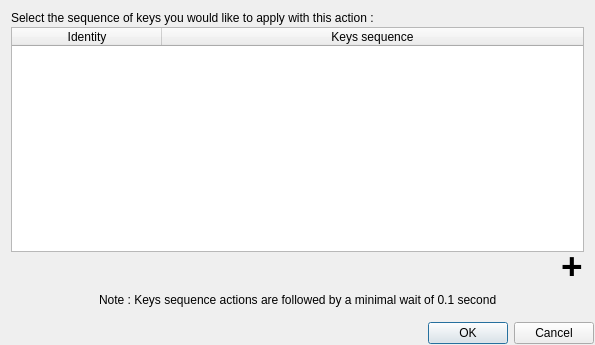
Before: the Qt Designer form ui/createactiondialog/CreateKeysSequenceActionDialog.ui in AmirHammouteneEI/ScheduledPasteAndKeys, drawn with Qt 5.
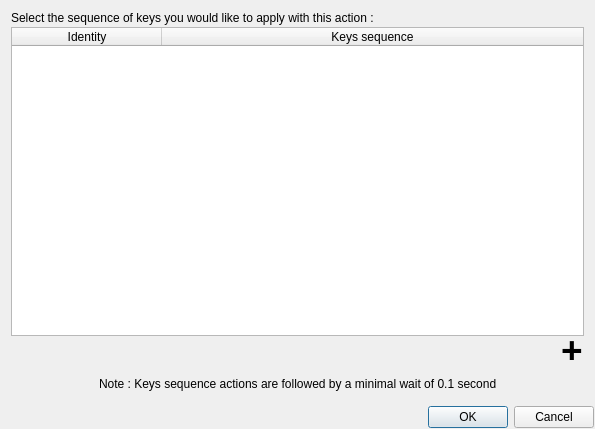
After: the same form once the commit is applied. Custom widgets are drawn as their Qt base class.

The edit to the form file:
```diff
--- a/ui/createactiondialog/CreateKeysSequenceActionDialog.ui
+++ b/ui/createactiondialog/CreateKeysSequenceActionDialog.ui
@@ -7,7 +7,7 @@
     <x>0</x>
     <y>0</y>
     <width>595</width>
-    <height>345</height>
+    <height>429</height>
    </rect>
   </property>
   <property name="windowTitle">
```
